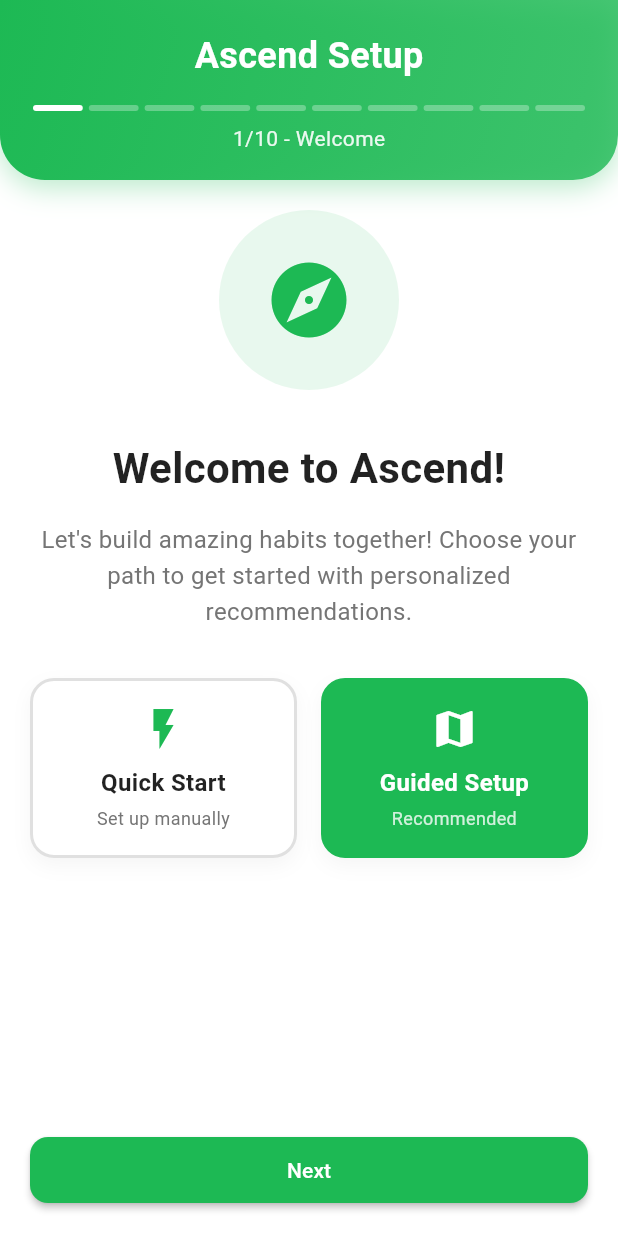
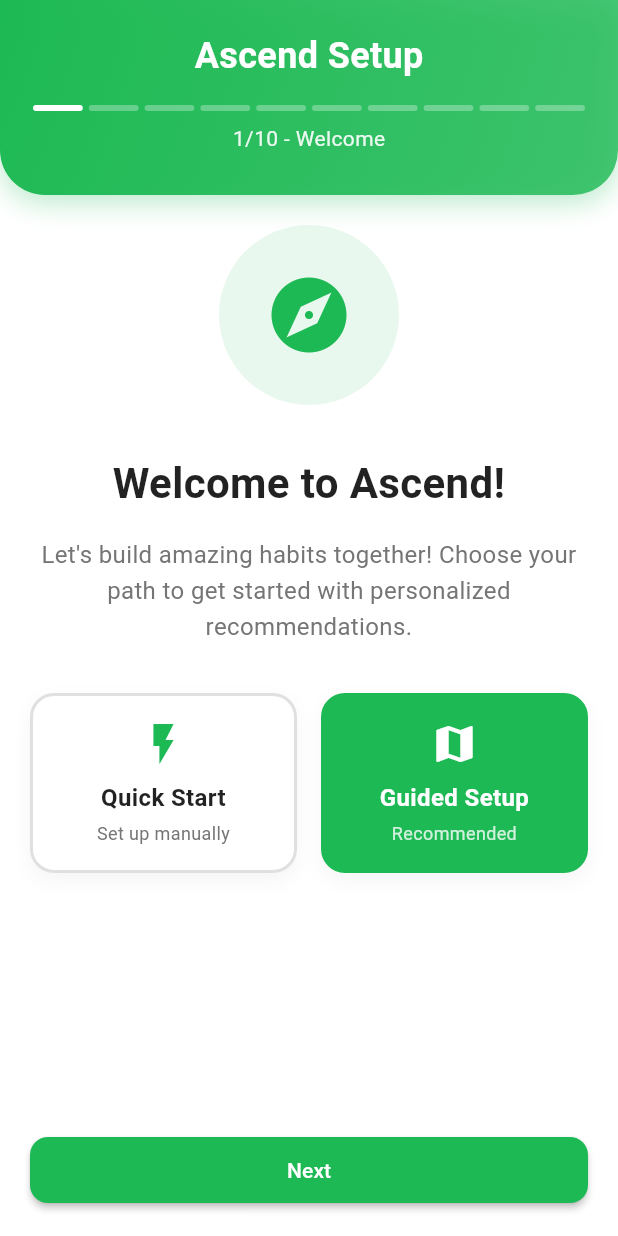
Before and after one commit to grandelagbanou28-gif/Ascend, a Flutter app: the screen it shows after launch, on a phone screen of 412 x 824 dp. Run offline on Flutter 3.47's test engine with Material 3 defaults, Android fonts, the phone set to English and light mode, and no system bars; our stand-ins replace confetti, csv, file_picker, fl_chart, flutter_dotenv, flutter_local_notifications and 11 more; missing offline and left inert: home_widget; accounts and stored records are empty.

Commit message:
fix: corriger erreurs runtime (.env asset, overflow onboarding, locale init, widget error)

```diff
--- a/lib/features/onboarding/onboarding_screen.dart
+++ b/lib/features/onboarding/onboarding_screen.dart
@@ -137,7 +137,7 @@ class _OnboardingScreenState extends State<OnboardingScreen> with TickerProvider
       animation: _headerAnimationController,
       builder: (context, child) {
         return Container(
-          height: 120,
+          height: 130,
           decoration: BoxDecoration(
             gradient: LinearGradient(
               begin: Alignment.topLeft,
--- a/lib/main.dart
+++ b/lib/main.dart
@@ -21,9 +21,13 @@ import 'package:ascend/core/services/focus_service.dart';
 import 'package:ascend/core/services/journal_service.dart';
 import 'package:ascend/core/services/gamification_service.dart';
 import 'package:sqflite_common_ffi/sqflite_ffi.dart';
+import 'package:intl/date_symbol_data_local.dart';
 
 void main() async {
   WidgetsFlutterBinding.ensureInitialized();
+
+  // Initialize date formatting
+  await initializeDateFormatting();
 
   // Initialize Supabase
   await SupabaseConfig.initialize();
--- a/pubspec.yaml
+++ b/pubspec.yaml
@@ -52,6 +52,8 @@ dev_dependencies:
 
 flutter:
   uses-material-design: true
+  assets:
+    - .env
 
 flutter_launcher_icons:
   android: true
```
Also changed, not shown: lib/core/services/widget_service.dart (+8 -6 lines).
